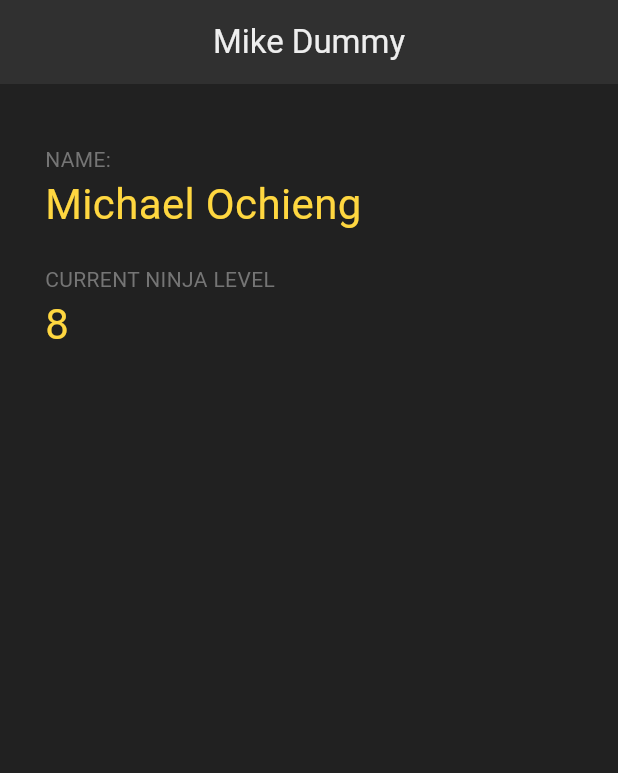
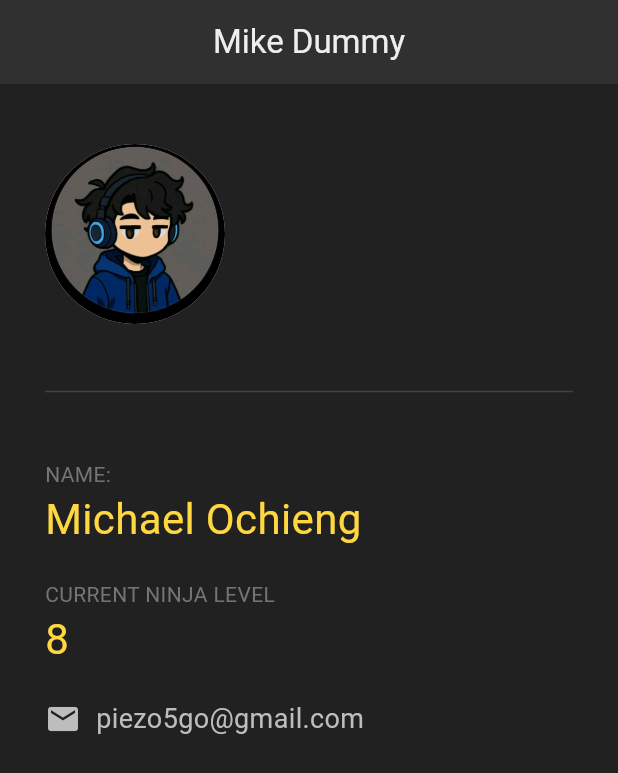
Before and after one commit to PiezoGo/ninja, a Flutter app: the screen it shows after launch, on a phone screen of 412 x 824 dp. Shown: the top 773 px of the screen. Run offline on Flutter 3.47's test engine with Material 3 defaults, Android fonts, the phone set to English and light mode, and no system bars.

Commit message:
Ninja app complete!!

```diff
--- a/lib/main.dart
+++ b/lib/main.dart
@@ -25,6 +25,14 @@ class mike extends StatelessWidget {
         child: Column(
           crossAxisAlignment: CrossAxisAlignment.start,
           children: <Widget>[
+            CircleAvatar(
+              backgroundImage: AssetImage('images/profile.jpeg'),
+              radius: 60.0,
+            ),
+            Divider(
+              height: 90.0,
+              color: Colors.grey[800],
+            ),
             Text(
               'NAME: ',
             style: TextStyle(
@@ -55,7 +63,20 @@ class mike extends StatelessWidget {
               fontSize: 28.0,
 
             ),
-            )
+            ),
+            SizedBox(height: 20.0,),
+            Row(children: <Widget>[
+              Icon( Icons.email,
+              color: Colors.grey[400],
+              ),
+              SizedBox(width: 10.0,),
+              Text('piezo5go@gmail.com',
+                style: TextStyle(
+                  color: Colors.grey[400],
+                  fontSize: 18.0,
+              ),
+              ),
+            ],)
           ],
         ),
       ),
--- a/pubspec.yaml
+++ b/pubspec.yaml
@@ -58,8 +58,8 @@ flutter:
   uses-material-design: true
 
   # To add assets to your application, add an assets section, like this:
-  # assets:
-  #   - images/a_dot_burr.jpeg
+  assets:
+    - images/
   #   - images/a_dot_ham.jpeg
 
   # An image asset can refer to one or more resolution-specific "variants", see
```
Also changed, not shown: images/profile.jpeg (added).
